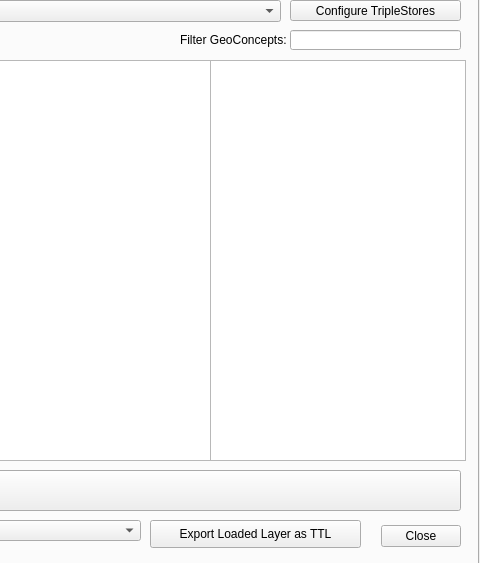
First picture: the form in sparql_unicorn_dialog_base.ui, repository sparqlunicorn/sparqlunicornGoesGIS, before the edit; both pictures show x 612 to 1092 and y 96 to 659 of the 1092 by 659 pixel window.
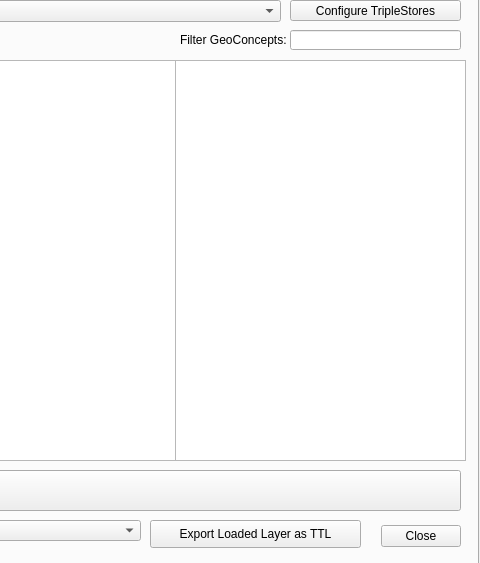
Second picture: the form after the edit.

The edit to the form file:
```diff
--- a/sparql_unicorn_dialog_base.ui
+++ b/sparql_unicorn_dialog_base.ui
@@ -119,7 +119,7 @@
       <rect>
        <x>10</x>
        <y>130</y>
-       <width>811</width>
+       <width>781</width>
        <height>401</height>
       </rect>
      </property>
@@ -396,9 +396,9 @@
     <widget class="QListView" name="geoClassList">
      <property name="geometry">
       <rect>
-       <x>820</x>
+       <x>785</x>
        <y>130</y>
-       <width>256</width>
+       <width>291</width>
        <height>401</height>
       </rect>
      </property>
```
